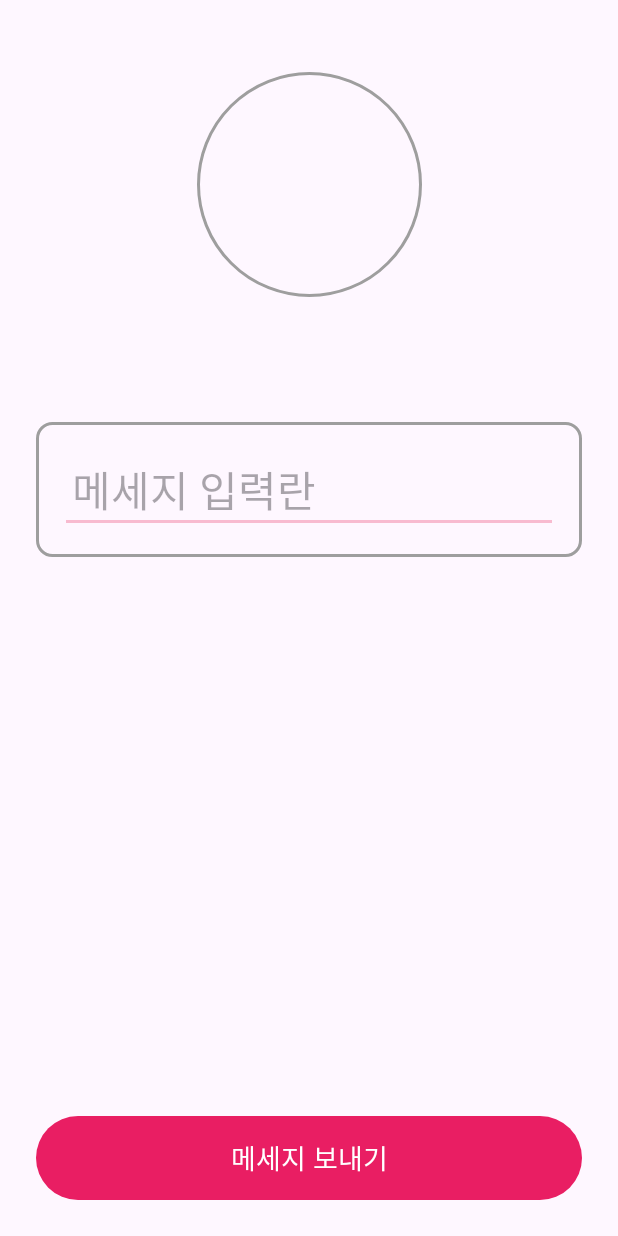
After one commit to project1020/SecondHandTrade, an Android app: the layout activity_send.xml on its own in the app's theme, with its tools: preview values and no code run, on a phone screen of 412 x 824 dp. The commit adds this screen. Run offline under Robolectric (Android 15) with nearby library versions, the phone set to English and light mode, and no system bars.

Commit message:
보내기 방식 개선.
보내기용 화면이랑 액티비티 만들었고, 임시로 화면에 버튼 추가해서 그 버튼으로 보내기 액티비티 실행하도록 만들었는데 실제로는 판매 페이지에 버튼 붙이면 됨. 참고로 명우 디자인 배꼈어. 미안하다 명우야 나중에 수정할게....

```diff
--- a/app/src/main/AndroidManifest.xml
+++ b/app/src/main/AndroidManifest.xml
@@ -21,5 +21,6 @@
         </activity>
         <activity android:name=".ActivityRegister"/>
         <activity android:name=".ActivityMain"/>
+        <activity android:name=".SendMessageActivity" />
     </application>
 </manifest>
--- /dev/null
+++ b/app/src/main/res/layout/activity_send.xml
@@ -0,0 +1,71 @@
+<?xml version="1.0" encoding="utf-8"?>
+<androidx.constraintlayout.widget.ConstraintLayout xmlns:android="http://schemas.android.com/apk/res/android"
+    xmlns:app="http://schemas.android.com/apk/res-auto"
+    xmlns:tools="http://schemas.android.com/tools"
+    android:layout_width="match_parent"
+    android:layout_height="match_parent">
+
+    <androidx.appcompat.widget.AppCompatImageView
+        android:id="@+id/imgProfile"
+        android:layout_width="150dp"
+        android:layout_height="150dp"
+        android:layout_marginTop="48dp"
+        android:adjustViewBounds="true"
+        android:background="@drawable/drawable_myinfo_img"
+        android:padding="10dp"
+        app:layout_constraintEnd_toEndOf="parent"
+        app:layout_constraintStart_toStartOf="parent"
+        app:layout_constraintTop_toTopOf="parent" />
+
+    <androidx.appcompat.widget.AppCompatTextView
+        android:id="@+id/txtNickname"
+        android:layout_width="wrap_content"
+        android:layout_height="wrap_content"
+        android:layout_marginTop="16dp"
+        android:fontFamily="@font/nanum_square_round_extra_bold"
+        android:textColor="@color/dark_gray"
+        android:textSize="26dp"
+        app:layout_constraintEnd_toEndOf="parent"
+        app:layout_constraintStart_toStartOf="parent"
+        app:layout_constraintTop_toBottomOf="@+id/imgProfile" />
+
+    <androidx.constraintlayout.widget.ConstraintLayout
+        android:layout_width="0dp"
+        android:layout_height="wrap_content"
+        android:layout_marginStart="24dp"
+        android:layout_marginTop="32dp"
+        android:layout_marginEnd="24dp"
+        android:background="@drawable/drawable_myinfo_layout"
+        android:padding="16dp"
+        app:layout_constraintEnd_toEndOf="parent"
+        app:layout_constraintStart_toStartOf="parent"
+        app:layout_constraintTop_toBottomOf="@+id/txtNickname">
+
+        <EditText
+            android:id="@+id/messagetext"
+            android:layout_width="match_parent"
+            android:layout_height="wrap_content"
+            android:ellipsize="end"
+            android:hint="메세지 입력란"
+            android:padding="8dp"
+            android:textColor="@color/gray"
+            android:textSize="28dp"
+            app:layout_constraintBottom_toBottomOf="parent"
+            app:layout_constraintEnd_toEndOf="parent"
+            app:layout_constraintStart_toStartOf="parent"
+            app:layout_constraintTop_toTopOf="parent" />
+
+    </androidx.constraintlayout.widget.ConstraintLayout>
+
+    <androidx.appcompat.widget.AppCompatButton
+        android:id="@+id/btnsend"
+        style="@style/StyleButton.Rounded"
+        android:layout_width="0dp"
+        android:layout_height="56dp"
+        android:layout_margin="24dp"
+        android:text="메세지 보내기"
+        app:layout_constraintBottom_toBottomOf="parent"
+        app:layout_constraintEnd_toEndOf="parent"
+        app:layout_constraintStart_toStartOf="parent" />
+
+</androidx.constraintlayout.widget.ConstraintLayout>
```
Also changed, not shown: app/src/main/java/com/secondhand/trade/FragmentChat.kt (+7 -2 lines), app/src/main/java/com/secondhand/trade/SendMessageActivity.kt (added, +70 -0 lines), app/src/main/res/layout/fragment_chat.xml (+6 -18 lines).
